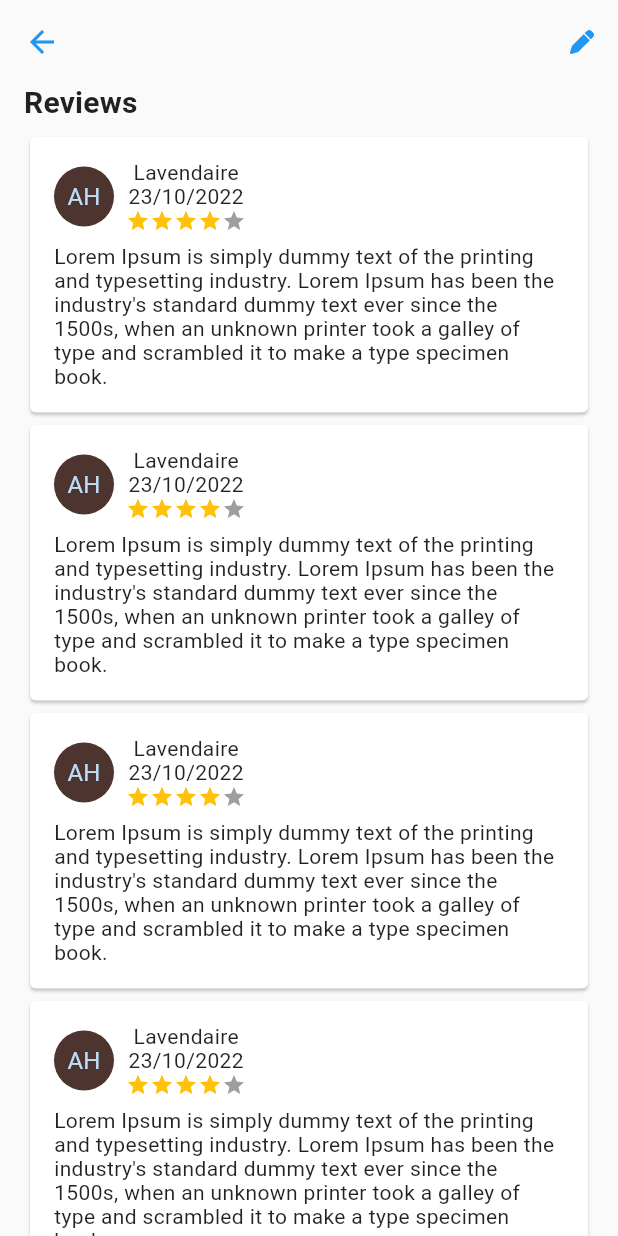
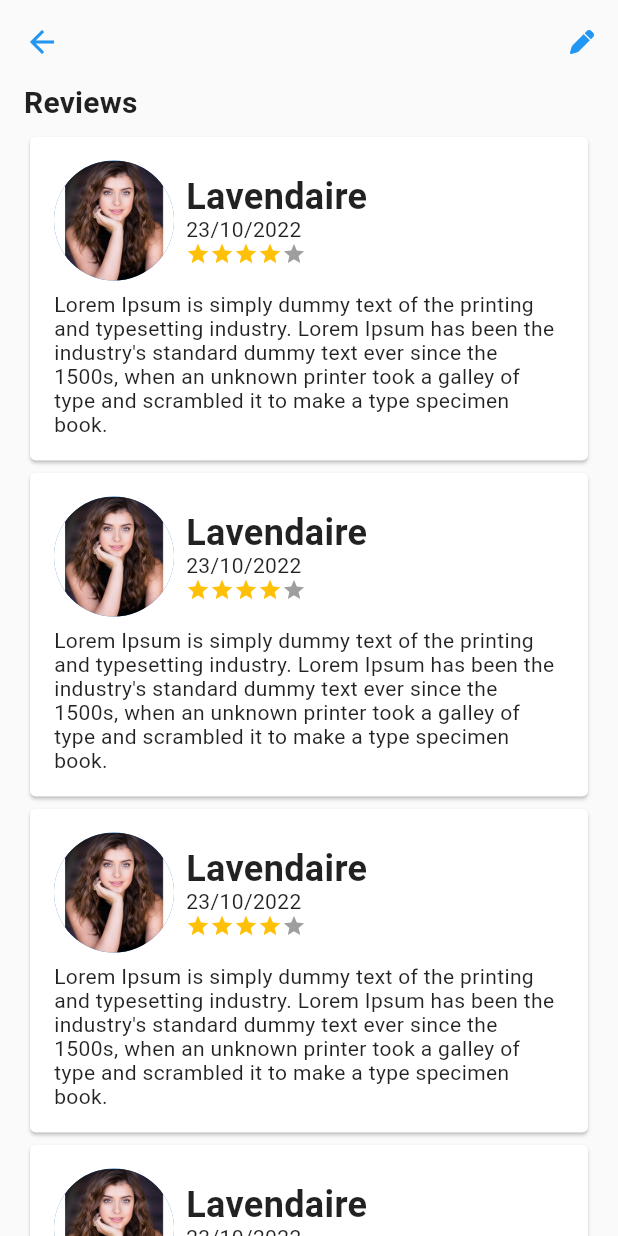
Before and after one commit to DiemUyen/CSC13118_LetTutor, a Flutter app: the TutorDetail screen opened by its route, after a tap on "Reviews", on a phone screen of 412 x 824 dp. Run offline on Flutter 3.47's test engine with Material 2 defaults, Android fonts, the phone set to English and light mode, and no system bars; drawn by our look-alikes of flutter_rating_bar; our stand-ins replace font_awesome_flutter.

Commit message:
Update images

```diff
--- a/let_tutor/lib/routes/meeting_page.dart
+++ b/let_tutor/lib/routes/meeting_page.dart
@@ -13,7 +13,7 @@ class _MeetingPageState extends State<MeetingPage> {
     return SafeArea(
       child: Scaffold(
         appBar: AppBar(),
-        body: Padding(
+        body: SingleChildScrollView(
           padding: const EdgeInsets.symmetric(horizontal: 16),
           child: Column(
             children: [
--- a/let_tutor/lib/routes/profile/my_profile_page.dart
+++ b/let_tutor/lib/routes/profile/my_profile_page.dart
@@ -20,9 +20,8 @@ class _MyProfilePageState extends State<MyProfilePage> {
 
   Widget avatar() {
     return const CircleAvatar(
-      backgroundColor: Colors.indigo,
-      radius: 100,
-      child: Text('AH'),
+      backgroundImage: AssetImage('assets/avatar_user.jpg'),
+      radius: 100
     );
   }
 
--- a/let_tutor/lib/routes/profile/profile_home_page.dart
+++ b/let_tutor/lib/routes/profile/profile_home_page.dart
@@ -27,10 +27,9 @@ class _ProfileHomePageState extends State<ProfileHomePage> {
           borderRadius: BorderRadius.circular(200)
       ),
       padding: const EdgeInsets.all(4),
-      child: CircleAvatar(
-        backgroundColor: Colors.brown.shade800,
+      child: const CircleAvatar(
+        backgroundImage: AssetImage('assets/avatar_user.jpg'),
         radius: 100,
-        child: const Text('AH'),
       ),
     );
   }
--- a/let_tutor/lib/routes/setting_page.dart
+++ b/let_tutor/lib/routes/setting_page.dart
@@ -36,9 +36,9 @@ class _SettingsPageState extends State<SettingsPage> {
         Padding(
           padding: EdgeInsets.only(right: 10.0),
           child: CircleAvatar(
-            backgroundColor: Colors.brown,
-            radius: 12,
-            child: Text('Eng', style: TextStyle(fontSize: 8),),
+            backgroundColor: Colors.transparent,
+            backgroundImage: AssetImage('assets/united-kingdom.png'),
+            radius: 20
           ),
         )
       ],
--- a/let_tutor/lib/widgets/course_card.dart
+++ b/let_tutor/lib/widgets/course_card.dart
@@ -16,7 +16,7 @@ class CourseCard extends StatelessWidget {
           child: Column(
             children: [
               // Image of course
-              Expanded(child: Container(color: Colors.deepOrange[100],)),
+              Expanded(child: Image.asset('assets/life_in_Internet.jpg')),
               const SizedBox(height: 8,),
               // Name
               Text('Life in the Internet Age', style: Theme.of(context).textTheme.headline6,),
--- a/let_tutor/lib/widgets/lesson_card.dart
+++ b/let_tutor/lib/widgets/lesson_card.dart
@@ -12,8 +12,8 @@ class LessonCard extends StatelessWidget {
           mainAxisAlignment: MainAxisAlignment.center,
           children: [
             const CircleAvatar(
-              backgroundColor: Colors.brown,
-              child: Text('AH'),
+              backgroundImage: AssetImage('assets/avatar_tutor.jpg'),
+              radius: 24,
             ),
             const SizedBox(height: 8,),
             Expanded(
--- a/let_tutor/lib/widgets/person_review_card.dart
+++ b/let_tutor/lib/widgets/person_review_card.dart
@@ -14,14 +14,15 @@ class PersonReviewCard extends StatelessWidget {
           children: [
             Row(
               children: [
-                CircleAvatar(
-                  backgroundColor: Colors.brown.shade800,
-                  child: const Text('AH'),
+                const CircleAvatar(
+                  backgroundImage: AssetImage('assets/avatar_student.jpg'),
+                  radius: 40,
                 ),
                 const SizedBox(width: 8,),
                 Column(
+                  crossAxisAlignment: CrossAxisAlignment.start,
                   children: [
-                    const Text('Lavendaire'),
+                    const Text('Lavendaire', style: TextStyle(fontWeight: FontWeight.bold, fontSize: 24),),
                     Text(DateFormat('dd/MM/yyyy').format(DateTime.now())),
                     StarRating(
                       initialRating: 4,
--- a/let_tutor/lib/widgets/tutor_info.dart
+++ b/let_tutor/lib/widgets/tutor_info.dart
@@ -9,9 +9,9 @@ class TutorInfo extends StatelessWidget {
     return Row(
       children: [
         // Avatar
-        CircleAvatar(
-          backgroundColor: Colors.brown.shade800,
-          child: const Text('AH'),
+        const CircleAvatar(
+          backgroundImage: AssetImage('assets/avatar_tutor.jpg'),
+          radius: 40,
         ),
         const SizedBox(width: 8,),
         // Infor
@@ -19,7 +19,7 @@ class TutorInfo extends StatelessWidget {
           crossAxisAlignment: CrossAxisAlignment.start,
           children: [
             // Name
-            const Text("April"),
+            const Text("April", style: TextStyle(fontWeight: FontWeight.bold, fontSize: 24),),
             Row(
               children: const [
                 // Icon flag
--- a/let_tutor/pubspec.yaml
+++ b/let_tutor/pubspec.yaml
@@ -61,7 +61,8 @@ flutter:
   uses-material-design: true
 
   # To add assets to your application, add an assets section, like this:
-  # assets:
+  assets:
+    - assets/
   #   - images/a_dot_burr.jpeg
   #   - images/a_dot_ham.jpeg
 
```
Also changed, not shown: let_tutor/lib/routes/authentication/sign_in_form.dart (+2 -7 lines), let_tutor/lib/routes/authentication/sign_up_form.dart (+2 -6 lines), let_tutor/lib/routes/tutor/tutor_detail.dart (+5 -2 lines), let_tutor/assets/avatar_student.jpg (added), let_tutor/assets/avatar_tutor.jpg (added), let_tutor/assets/avatar_user.jpg (added), let_tutor/assets/life_in_Internet.jpg (added), let_tutor/assets/logo.png (added), let_tutor/assets/united-kingdom.png (added), let_tutor/assets/vietnam.png (added).
